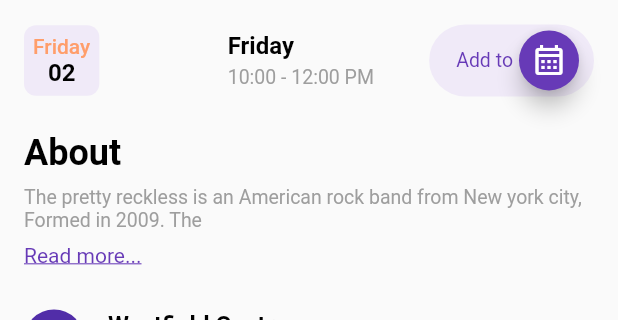
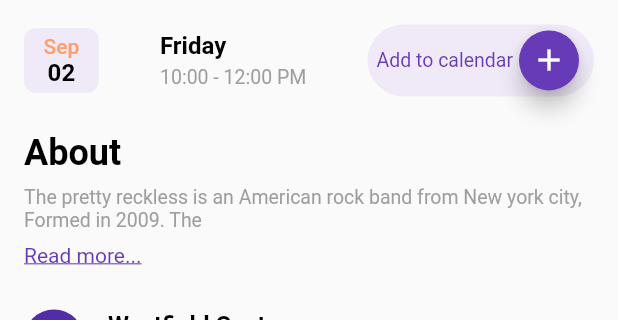
Before and after one commit to crishard/Desafio_layout_2, a Flutter app: the PaginaDetalhesEventos screen opened directly with sample values from the repository, on a phone screen of 412 x 824 dp, the part 575-895 px from its top. Run offline on Flutter 3.47's test engine with Material 2 defaults, Android fonts, the light colour scheme and no system bars; our stand-ins replace font_awesome_flutter; network calls fail.

Commit message:
concertando detlhe no layout

```diff
--- a/desafio_layout_2/lib/pages/detalhes_eventos.dart
+++ b/desafio_layout_2/lib/pages/detalhes_eventos.dart
@@ -90,7 +90,7 @@
                           SizeHelper.verticalSpace(16),
                           DataEvento(diaDaSemana: DateTimeUtils.getDayOfWeek(event.eventDate),
                            diaDoMes: DateTimeUtils.getDayOfMonth(event.eventDate),
-                           mes: DateTimeUtils.getDayOfWeek(event.eventDate)),
+                           mes: DateTimeUtils.getMonth(event.eventDate)),
                           SizeHelper.verticalSpace(24),
                           SobreEventos(text: event.description),
                           SizeHelper.verticalSpace(24),
--- a/desafio_layout_2/lib/widgets/adicionar_ao_calendario.dart
+++ b/desafio_layout_2/lib/widgets/adicionar_ao_calendario.dart
@@ -12,12 +12,12 @@
           decoration: const ShapeDecoration(shape: StadiumBorder(), color: primaryLight),
           child: Row(
             children:[
-              SizeHelper.horizontalSpace(12),
-              Text("Add to", style: subtitleStyle.copyWith(color: Theme.of(context).primaryColor)),
+              // SizeHelper.horizontalSpace(12),
+              Text("Add to calendar", style: subtitleStyle.copyWith(color: Theme.of(context).primaryColor)),
               FloatingActionButton(
                 mini: true,
                 onPressed: () {},
-                child: const Icon(Icons.calendar_month_outlined),
+                child: const Icon(Icons.add),
               ),
             ]
           )
--- a/desafio_layout_2/lib/widgets/botao_favorito.dart
+++ b/desafio_layout_2/lib/widgets/botao_favorito.dart
@@ -1,7 +1,8 @@
 import 'package:flutter/material.dart';
 
 class BotaoFavorito extends StatelessWidget {
-  const BotaoFavorito({Key? key, required this.favorito, required this.funcao}) : super(key: key);
+  const BotaoFavorito({Key? key, required this.favorito, required this.funcao})
+      : super(key: key);
   final bool favorito;
   final Function()? funcao;
   @override
@@ -9,17 +10,16 @@
     return Card(
       shape: const CircleBorder(),
       elevation: 0,
-      // ignore: sort_child_properties_last
       child: InkWell(
         customBorder: const CircleBorder(),
         onTap: funcao,
         child: Padding(
           padding: const EdgeInsets.all(8.0),
-          child: Icon(favorito ? Icons.favorite : Icons.favorite_border, color: Colors.white),
+          child: Icon(favorito ? Icons.favorite : Icons.favorite_border,
+              color: Colors.white),
         ),
       ),
-      color: Theme.of(context).primaryColor,
+      color: Color.fromARGB(252, 114, 20, 131), /*  */
     );
-
   }
 }
--- a/desafio_layout_2/lib/widgets/botao_voltar.dart
+++ b/desafio_layout_2/lib/widgets/botao_voltar.dart
@@ -1,15 +1,20 @@
 import 'package:flutter/material.dart';
 
 class BoTaoVoltar extends StatelessWidget {
-  const BoTaoVoltar({Key? key, required this.controller, required this.hasTitle}) : super(key: key);
+  const BoTaoVoltar(
+      {Key? key, required this.controller, required this.hasTitle})
+      : super(key: key);
   final AnimationController controller;
   final bool hasTitle;
   @override
   Widget build(BuildContext context) {
     return Card(
-      shape: RoundedRectangleBorder(borderRadius: BorderRadius.circular(12)),
+      shape: RoundedRectangleBorder(borderRadius: BorderRadius.circular(14)),
       elevation: 0,
       margin: const EdgeInsets.all(0),
+      color: hasTitle
+          ? Theme.of(context).primaryColor
+          : Color.fromARGB(199, 255, 255, 255),
       child: InkWell(
         onTap: () {
           if (controller.isCompleted) controller.reverse();
@@ -17,15 +22,16 @@
         },
         child: Padding(
           padding: const EdgeInsets.symmetric(horizontal: 8, vertical: 8),
-          child: Icon(
-            Icons.arrow_back_ios,
-            color: hasTitle ? Colors.white : Colors.black,
-            size: 23,
+          child: Container(
+            margin: const EdgeInsets.only(left: 5),
+            child: Icon(
+              Icons.arrow_back_ios,
+              color: hasTitle ? Colors.white : Colors.black,
+              size: 23,
+            ),
           ),
         ),
       ),
-      color: hasTitle ? Theme.of(context).primaryColor : Color.fromARGB(199, 255, 255, 255),
     );
-
   }
 }
--- a/desafio_layout_2/lib/widgets/compra_ingresso.dart
+++ b/desafio_layout_2/lib/widgets/compra_ingresso.dart
@@ -2,8 +2,9 @@
 import 'package:flutter/material.dart';
 
 class CompraIngresso extends StatelessWidget {
-
-  const CompraIngresso({Key? key,}) : super(key: key);
+  const CompraIngresso({
+    Key? key,
+  }) : super(key: key);
   @override
   Widget build(BuildContext context) {
     final width = MediaQuery.of(context).size.width * 0.8;
@@ -16,7 +17,8 @@
       onPressed: () {},
       child: Text(
         "Get a Ticket",
-        style: titleStyle.copyWith(color: Colors.white, fontWeight: FontWeight.normal),
+        style: titleStyle.copyWith(
+            color: Colors.white, fontWeight: FontWeight.normal),
       ),
     );
   }
--- a/desafio_layout_2/lib/widgets/data_evento.dart
+++ b/desafio_layout_2/lib/widgets/data_evento.dart
@@ -22,7 +22,7 @@
             color: primaryLight,
             borderRadius: BorderRadius.circular(8),
           ),
-          padding: const EdgeInsets.all(6),
+          padding: const EdgeInsets.symmetric(horizontal: 13, vertical: 4),
           child: Column(
             crossAxisAlignment: CrossAxisAlignment.center,
             children: <Widget>[
@@ -31,7 +31,7 @@
             ],
           ),
         ),
-        SizeHelper.horizontalSpace(12),
+        // SizeHelper.horizontalSpace(12),
         HorarioEvento(diaDaSemana:diaDaSemana ),
         const AdicionarAoCalendario(),
             ],
```
Also changed, not shown: desafio_layout_2/lib/widgets/barra_interacao.dart (+10 -2 lines), desafio_layout_2/lib/widgets/card_proximos_eventos.dart (+7 -3 lines).
